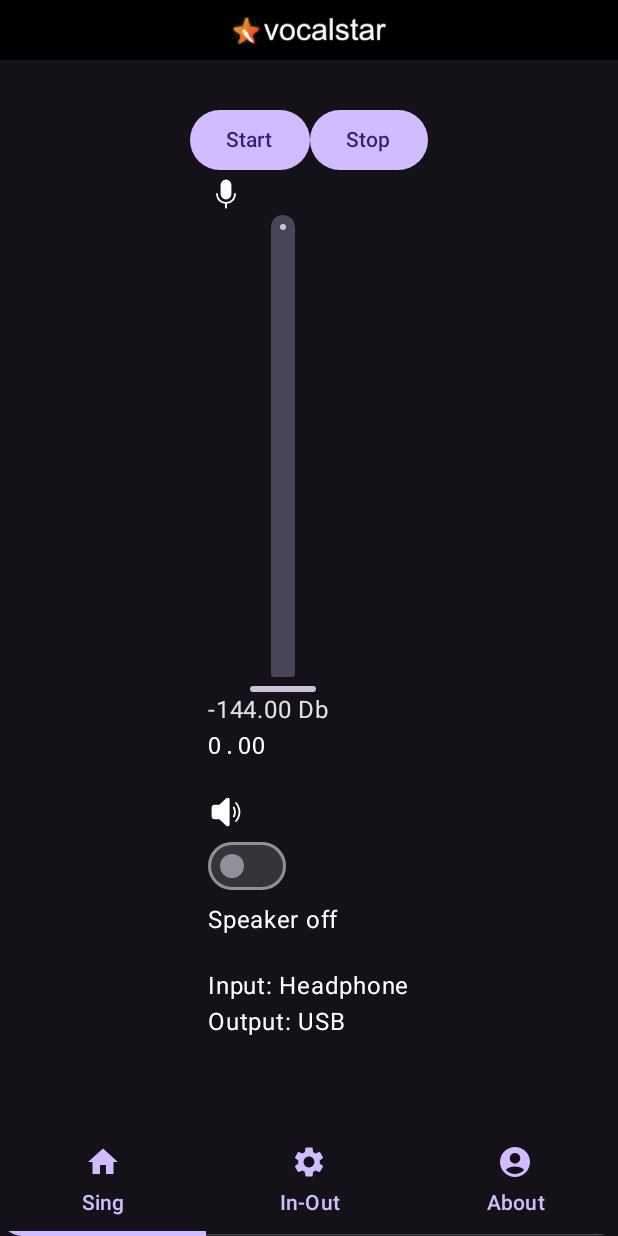
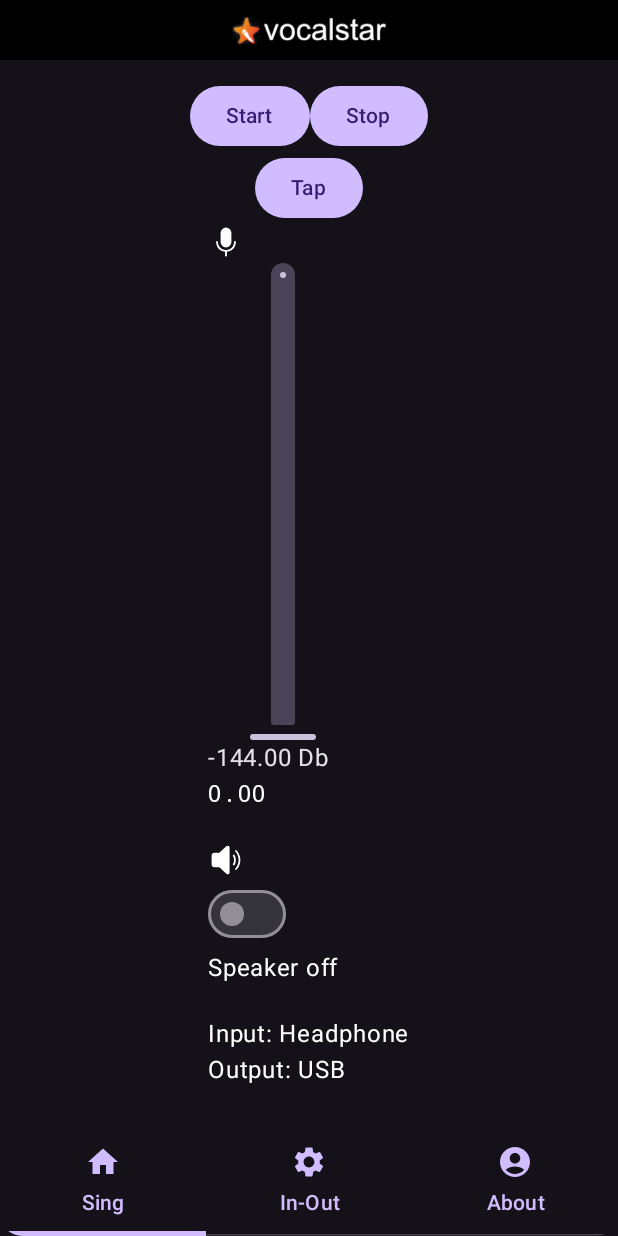
Before and after one commit to Tones-Studio/vocalstar, an Android app built with Jetpack Compose: the screen it shows after launch (MainActivity), after a tap on "Start", on a phone screen of 412 x 824 dp. Run offline under Robolectric (Android 15) with nearby library versions, the phone set to English and light mode, and no system bars; libraries missing offline, so code that uses them is left out: androidx.privacysandbox.tools; 4 statements that could not run were skipped.

Commit message:
fixed includes

```diff
--- a/android/app/src/main/java/de/tech41/tones/vocalstar/ExternalFunctions.kt
+++ b/android/app/src/main/java/de/tech41/tones/vocalstar/ExternalFunctions.kt
@@ -14,3 +14,4 @@ external fun getChannels(): Int
 external fun updateVolume(vol:Float)
 external fun updateMute(b:Boolean)
 external fun updateSpeaker(b:Boolean)
+external fun tap(b:Boolean)
--- a/android/app/src/main/java/de/tech41/tones/vocalstar/HomeScreen.kt
+++ b/android/app/src/main/java/de/tech41/tones/vocalstar/HomeScreen.kt
@@ -10,7 +10,7 @@ import androidx.compose.material3.Text
 import androidx.compose.runtime.Composable
 import androidx.compose.ui.Alignment
 import androidx.compose.ui.Modifier
-
+import androidx.media3.common.util.Log
 @Composable
 fun ButtonStart(onClick: () -> Unit) {
     Button(onClick = { onClick() }) {
@@ -23,20 +23,34 @@ fun ButtonStop(onClick: () -> Unit) {
         Text("Stop")
     }
 }
+
+@Composable
+fun ButtonTap(onClick: () -> Unit) {
+    Button(onClick = { onClick() }) {
+        Text("Tap")
+    }
+}
 @Composable
 fun HomeScreen(viewModel : Model) {
     Column(Modifier.fillMaxWidth(), horizontalAlignment = Alignment.CenterHorizontally) {
         Row() {
             ButtonStart(onClick = {
-                print("Start")
 
                 var res = startEngine(0,0, 2)
-                print(res)
+                if(res == 0){
+                    viewModel.isRunning = true
+
+                    Log.d("de.tech41.tones.vocalstar.HomeScreen", "Audio Engine Started")
+                }
             })
             ButtonStop(onClick = {
                 stopEngine()
             })
         }
+        ButtonTap(onClick = {
+            viewModel.isTapDown =! viewModel.isTapDown
+           tap(viewModel.isTapDown)
+        })
         MySlider(viewModel)
     }
 }
--- a/android/app/src/main/java/de/tech41/tones/vocalstar/MainActivity.kt
+++ b/android/app/src/main/java/de/tech41/tones/vocalstar/MainActivity.kt
@@ -59,6 +59,7 @@ class MainActivity : ComponentActivity() {
         super.onCreate(savedInstanceState)
         viewModel = ViewModelProvider(this).get(Model::class.java)
 
+        // Get MIC Permissions
         if (ContextCompat.checkSelfPermission(this, Manifest.permission.RECORD_AUDIO) == PackageManager.PERMISSION_GRANTED){
             Log.d("permission", "have permission to record audio")
         }else{
--- a/android/app/src/main/java/de/tech41/tones/vocalstar/ViewModel.kt
+++ b/android/app/src/main/java/de/tech41/tones/vocalstar/ViewModel.kt
@@ -18,15 +18,11 @@ class Model: ViewModel() {
     var volume by mutableFloatStateOf(0f)
     var inputDevice by mutableStateOf("Headphone")
     var outputDevice by mutableStateOf("USB")
-
-    var sampleRate : Int = 48000
+    var sampleRate : Int = 0
     var framesPerBurst = 0
-
     var isRunning = false
-
     var devices = arrayOfNulls<AudioDeviceInfo>(0) as Array<AudioDeviceInfo>
-
-
+    var isTapDown = false
     fun putVol(vol:Float){
         volume = vol
         updateVolume(vol)
```
Also changed, not shown: android/app/build.gradle.kts (+5 -2 lines), android/app/src/main/java/de/tech41/tones/vocalstar/DeviceScreen.kt (+4 -3 lines), 5 other files.
